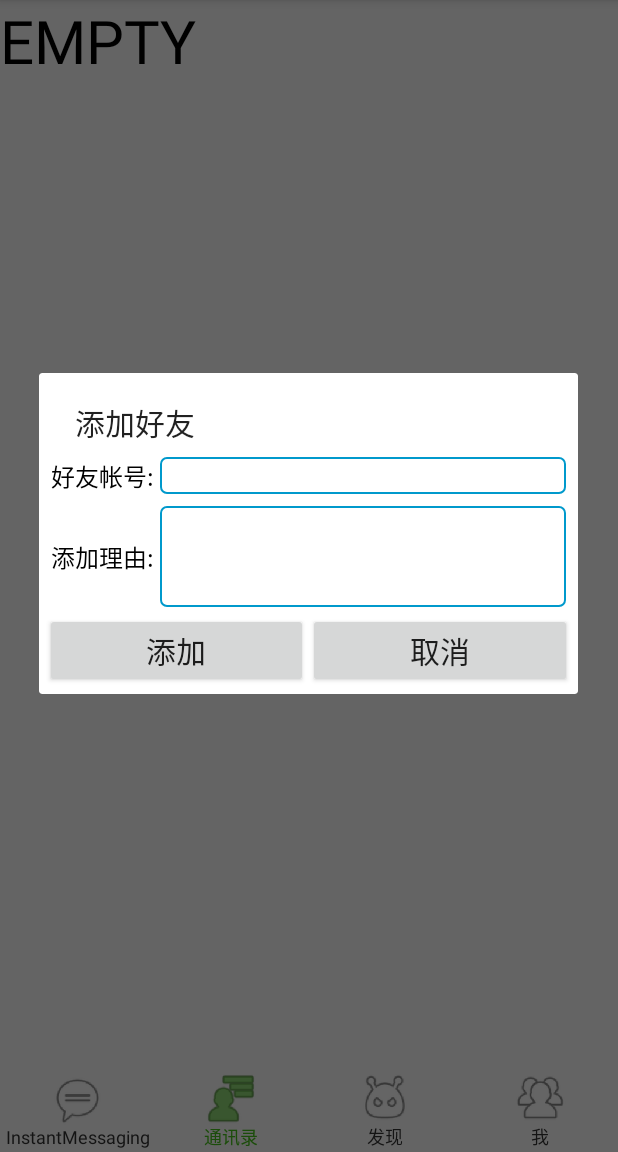
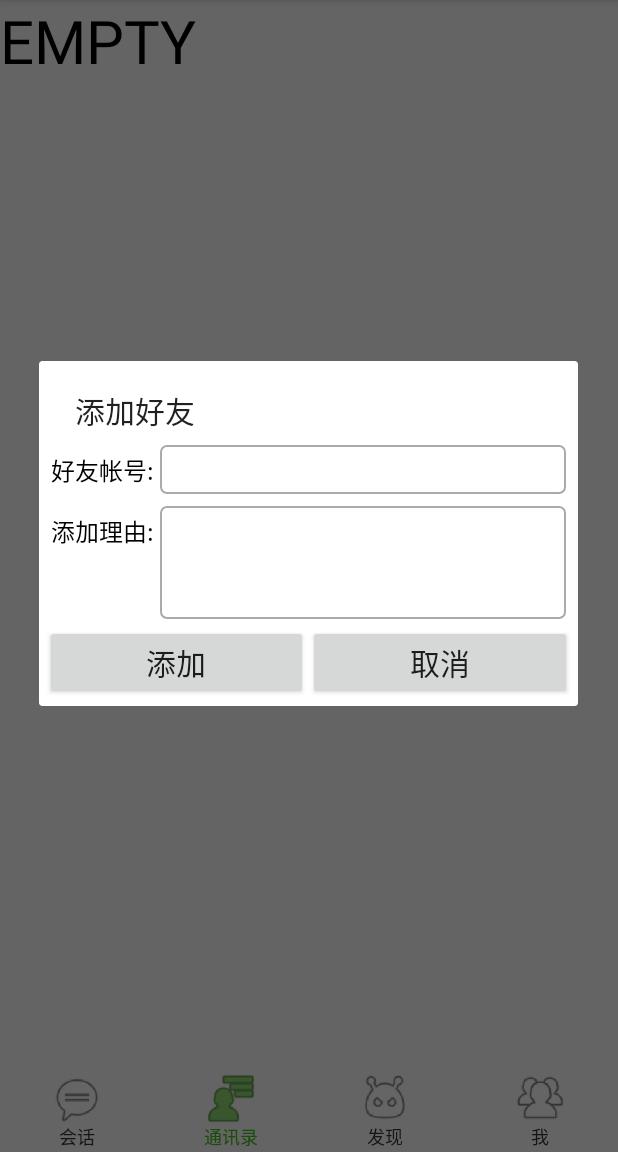
Before and after one commit to liujia95/InstantMessaging, an Android app: the ConversationFragment screen opened directly, with no data from a screen before it, in the options menu, after a tap on "添加朋友", on a phone screen of 412 x 824 dp, the part 84-1236 px from its top. Run offline under Robolectric (Android 15) with nearby library versions, the phone set to English and light mode, and no system bars; our stand-ins replace ButterKnife; 1 statement that could not run was skipped.

Commit message:
环信2..x升级为3.0

```diff
--- a/app/src/main/java/me/liujia95/instantmessaging/fragment/ConversationFragment.java
+++ b/app/src/main/java/me/liujia95/instantmessaging/fragment/ConversationFragment.java
@@ -5,8 +5,8 @@ import android.support.v7.widget.RecyclerView;
 import android.view.LayoutInflater;
 import android.view.View;
 
-import com.easemob.chat.EMContactManager;
-import com.easemob.exceptions.EaseMobException;
+import com.hyphenate.chat.EMClient;
+import com.hyphenate.exceptions.HyphenateException;
 
 import java.util.List;
 
@@ -44,11 +44,11 @@ public class ConversationFragment extends ParentFragment {
         ThreadPoolManager.getLongPool().execute(new Runnable() {
             @Override
             public void run() {
+                //获取好友列表 开发者需要根据username去自己服务器获取好友的详情
+                // 注：SDK不提供好友查找的服务, 如需要查找好友, 需要调用开发者自己服务器的用户查询接口
                 try {
-                    //获取好友列表
-                    // 注：SDK不提供好友查找的服务, 如需要查找好友, 需要调用开发者自己服务器的用户查询接口
-                    List<String> usernames = EMContactManager.getInstance().getContactUserNames();//需异步执行
-                } catch (EaseMobException e) {
+                    List<String> usernames = EMClient.getInstance().contactManager().getAllContactsFromServer();
+                } catch (HyphenateException e) {
                     e.printStackTrace();
                 }
             }
--- a/app/src/main/res/drawable/bg_edittext_normal.xml
+++ b/app/src/main/res/drawable/bg_edittext_normal.xml
@@ -8,6 +8,6 @@
 
     <stroke
         android:width="1dp"
-        android:color="@android:color/holo_blue_dark"/>
+        android:color="@android:color/darker_gray"/>
 
 </shape>
--- a/app/src/main/res/layout/activity_home.xml
+++ b/app/src/main/res/layout/activity_home.xml
@@ -25,7 +25,7 @@
             android:padding="5dp"
             app:color="#ff45c01a"
             app:icon="@mipmap/ic_menu_start_conversation"
-            app:text="@string/app_name"
+            app:text="@string/tab_conversation"
             app:text_size="12sp"/>
 
         <me.liujia95.instantmessaging.view.ChangeColorIconWithText
--- a/app/src/main/res/layout/dialog_add_friend.xml
+++ b/app/src/main/res/layout/dialog_add_friend.xml
@@ -24,7 +24,8 @@
             android:layout_width="match_parent"
             android:layout_height="wrap_content"
             android:background="@drawable/bg_edittext_selector"
-            android:lines="1"/>
+            android:lines="1"
+            android:padding="4dp"/>
     </LinearLayout>
 
     <LinearLayout
@@ -46,7 +47,9 @@
             android:layout_width="match_parent"
             android:layout_height="wrap_content"
             android:background="@drawable/bg_edittext_selector"
-            android:lines="3"/>
+            android:gravity="left"
+            android:lines="3"
+            android:padding="4dp"/>
     </LinearLayout>
 
     <LinearLayout
--- a/app/src/main/res/values/strings.xml
+++ b/app/src/main/res/values/strings.xml
@@ -8,6 +8,7 @@
     <string name="menu_feedback">意见反馈</string>
     <string name="menu_addfriend">添加朋友</string>
     <string name="menu_scan">扫一扫</string>
+    <string name="tab_conversation">会话</string>
     <string name="tab_contact">通讯录</string>
     <string name="tab_found">发现</string>
     <string name="tab_me">我</string>
```
Also changed, not shown: app/build.gradle (+6 -1 lines), app/src/main/AndroidManifest.xml (+30 -18 lines), app/src/main/java/me/liujia95/instantmessaging/activity/HomeActivity.java (+16 -5 lines), app/src/main/java/me/liujia95/instantmessaging/activity/LoginActivity.java (+7 -9 lines), app/src/main/java/me/liujia95/instantmessaging/base/BaseApplication.java (+9 -11 lines), app/libs/easemobchat_2.2.5.jar (deleted), app/libs/hyphenatechat_3.0.0.jar (added), 3 other files.
